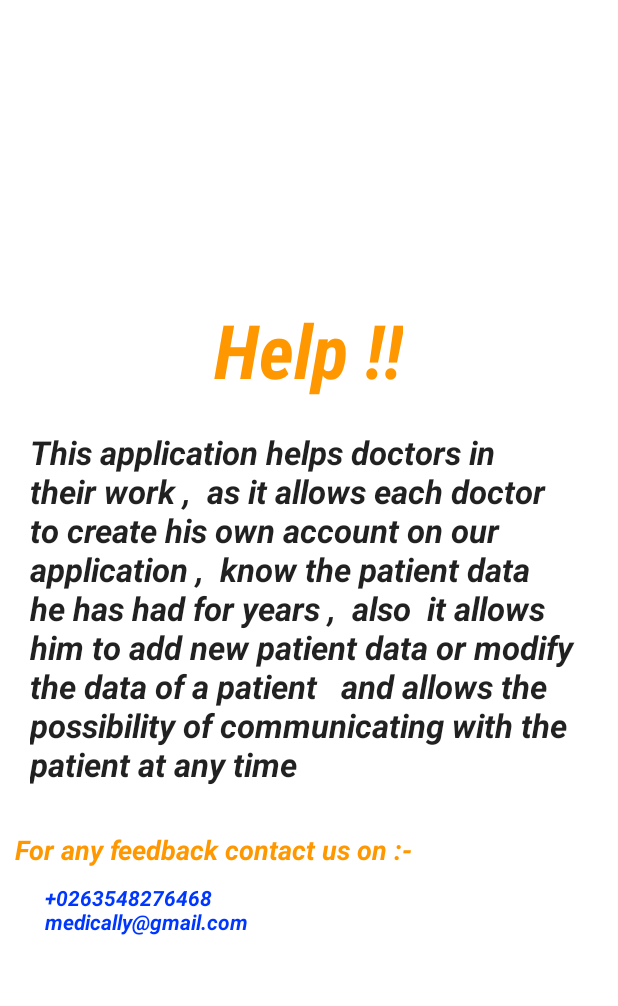
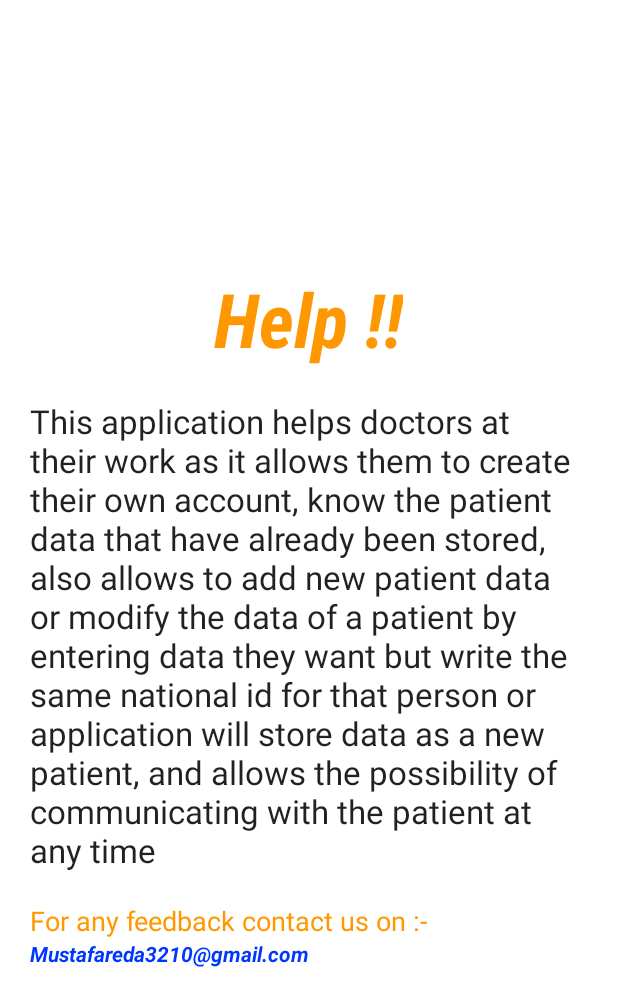
Before and after one commit to Mustafa7egazi/Medically-Android-Application, an Android app: the HelpActivity screen opened directly, with no data from a screen before it, on a phone screen of 412 x 824 dp. Shown: the top 1006 px of the screen. Run offline under Robolectric (Android 15) with nearby library versions, the phone set to English and light mode, and no system bars.

Commit message:
Menu converted into a fragment, username appears at menu

```diff
--- a/app/src/main/AndroidManifest.xml
+++ b/app/src/main/AndroidManifest.xml
@@ -30,9 +30,6 @@
             android:name=".HelpActivity"
             android:exported="false" />
         <activity
-            android:name=".MenuActivity"
-            android:exported="false" />
-        <activity
             android:name=".ShowDataActivity"
             android:exported="false" />
         <activity
--- a/app/src/main/java/com/mustafa/r/hegazi/trying/ActionTakeActivity.java
+++ b/app/src/main/java/com/mustafa/r/hegazi/trying/ActionTakeActivity.java
@@ -25,6 +25,7 @@ import com.google.android.material.snackbar.Snackbar;
 public class ActionTakeActivity extends AppCompatActivity {
     HomeFragment homeFragment;
     AddPersonFragment addPersonFragment;
+    MenuFragment menuFragment;
     BottomNavigationView navigationView;
     EditText patientName, phone, nationalId, consultation, date;
     RadioButton genderMale, genderFemale;
@@ -43,6 +44,7 @@ public class ActionTakeActivity extends AppCompatActivity {
 
         homeFragment = new HomeFragment();
         addPersonFragment = new AddPersonFragment();
+        menuFragment = new MenuFragment();
         androidx.fragment.app.FragmentManager fragmentManager = getSupportFragmentManager();
         fragmentManager.beginTransaction()
                 .replace(R.id.fragment_container_view, HomeFragment.class, null)
@@ -60,7 +62,9 @@ public class ActionTakeActivity extends AppCompatActivity {
                     }
 
                     case R.id.sideMenu: {
-                        startActivity(new Intent(ActionTakeActivity.this, MenuActivity.class));
+                        fragmentManager.beginTransaction()
+                                .replace(R.id.fragment_container_view, menuFragment, null)
+                                .commit();
                         return (true);
                     }
                 }
--- a/app/src/main/res/layout/activity_help.xml
+++ b/app/src/main/res/layout/activity_help.xml
@@ -20,33 +20,26 @@
         android:layout_width="wrap_content"
         android:layout_height="wrap_content"
         android:padding="20dp"
-        android:text="This application helps doctors in their work ,
- as it allows each doctor to create his own account on our application ,
- know the patient data he has had for years ,
- also  it allows him to add new patient data or modify the data of a patient
-  and allows the possibility of communicating with the patient at any time"
-        android:textAppearance="@style/TextAppearance.AppCompat.Large"
-        android:textStyle="bold|italic" />
+        android:text="@string/help_body"
+        android:textAppearance="@style/TextAppearance.AppCompat.Large" />
 
     <TextView
         android:layout_width="wrap_content"
         android:layout_height="wrap_content"
         android:layout_gravity="left"
-        android:padding="10dp"
-        android:text="For any feedback contact us on :- "
+        android:paddingLeft="20dp"
+        android:text="@string/feedbackHeader"
         android:textAppearance="@style/TextAppearance.AppCompat.Medium"
-        android:textColor="#FF9800"
-        android:textStyle="bold|italic" />
+        android:textColor="#FF9800"/>
 
     <TextView
         android:layout_width="wrap_content"
         android:layout_height="wrap_content"
         android:layout_gravity="left"
-        android:paddingLeft="30dp"
-        android:text="+0263548276468
-                                                                       medically@gmail.com"
+        android:paddingLeft="20dp"
+        android:text="Mustafareda3210@gmail.com"
         android:textAppearance="@style/TextAppearance.AppCompat.Small"
         android:textColor="#0037FF"
-        android:textStyle="bold|italic" />
+        android:textStyle="bold|italic"/>
 
 </LinearLayout>
--- a/app/src/main/res/values/strings.xml
+++ b/app/src/main/res/values/strings.xml
@@ -2,5 +2,9 @@
     <string name="app_name">Medically</string>
     <string name="add">Add a new patient</string>
     <string name="explore">Explore all registered patients</string>
+    <!-- TODO: Remove or change this placeholder text -->
+    <string name="hello_blank_fragment">Hello blank fragment</string>
+    <string name="help_body">This application helps doctors at their work as it allows them to create their own account, know the patient data that have already been stored, also allows to add new patient data or modify the data of a patient by entering data they want but write the same national id for that person or application will store data as a new patient, and allows the possibility of communicating with the patient at any time</string>
+    <string name="feedbackHeader">For any feedback contact us on :-</string>
 
 </resources>
```
Also changed, not shown: app/src/main/java/com/mustafa/r/hegazi/trying/MenuActivity.java (deleted, +0 -69 lines), app/src/main/java/com/mustafa/r/hegazi/trying/MenuFragment.java (added, +70 -0 lines), app/src/main/res/layout/activity_menu.xml (deleted, +0 -175 lines), app/src/main/res/layout/fragment_menu.xml (added, +160 -0 lines), app/src/main/res/drawable-v24/profile1.png (deleted), 2 other files.
